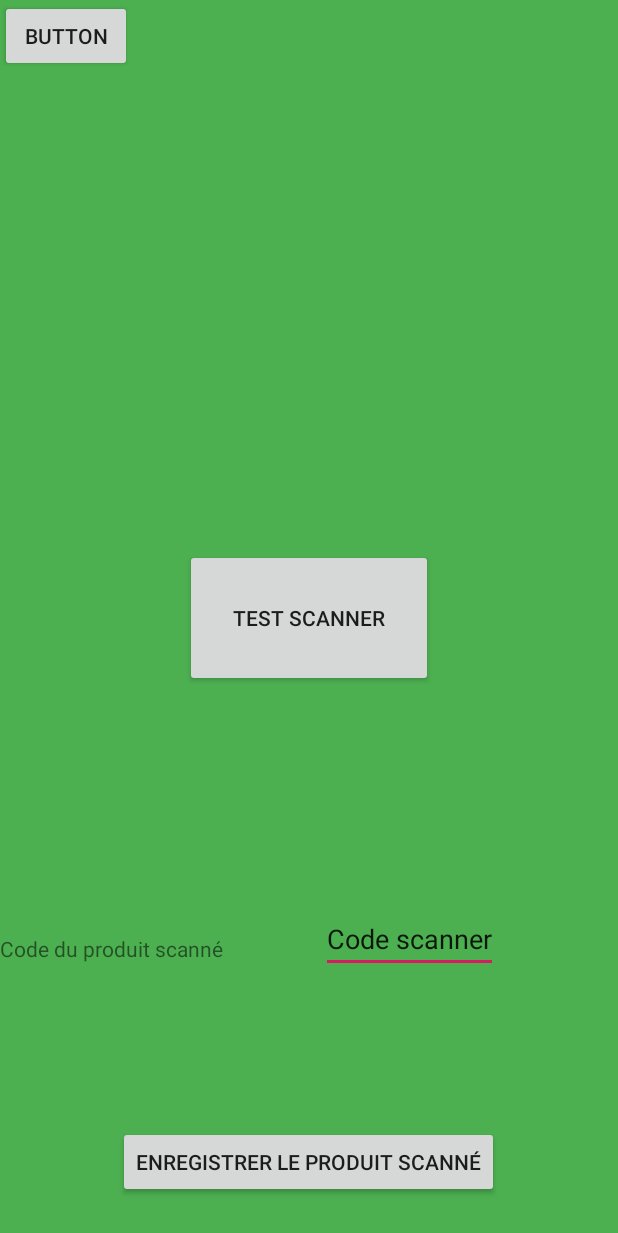
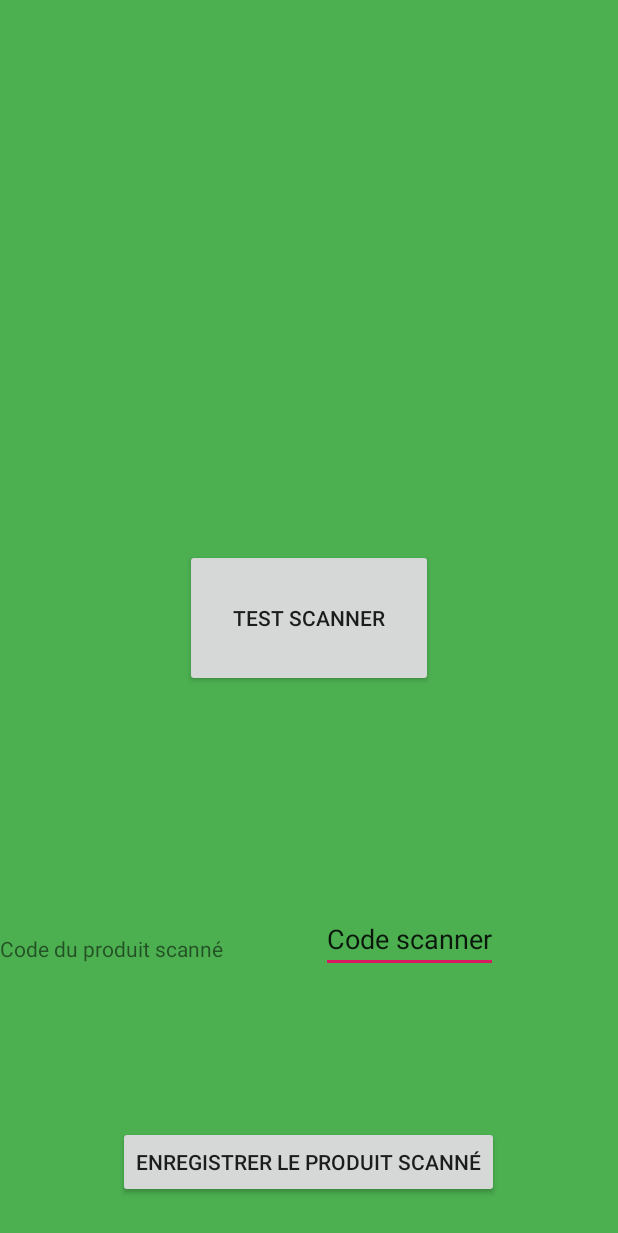
Before and after one commit to Antooooo/Stock_n_Go, an Android app: the scanner screen opened directly, with no data from a screen before it, on a phone screen of 412 x 824 dp. Shown: the top 1233 px of the screen. Run offline under Robolectric (Android 15) with nearby library versions, the phone set to English and light mode, and no system bars; libraries missing offline, so code that uses them is left out: me.dm7.barcodescanner.

Commit message:
fonctionne mais si on rentre pas de valeur main

```diff
--- a/app/src/main/res/layout/activity_scanner.xml
+++ b/app/src/main/res/layout/activity_scanner.xml
@@ -23,6 +23,7 @@
         android:layout_alignParentBottom="true"
         android:layout_centerHorizontal="true"
         android:layout_marginBottom="25dp"
+        android:onClick="enregistrevalduscan"
         android:text="Enregistrer le produit scanné" />
 
     <TextView
@@ -43,10 +44,4 @@
         android:layout_marginBottom="175dp"
         android:text="Code scanner" />
 
-    <Button
-        android:id="@+id/button8"
-        android:layout_width="wrap_content"
-        android:layout_height="wrap_content"
-        android:text="Button" />
-
 </RelativeLayout>
```
Also changed, not shown: app/src/main/java/com/example/stock_n_go/newfiches.java (+13 -11 lines), app/src/main/java/com/example/stock_n_go/scanner.java (+10 -13 lines).
